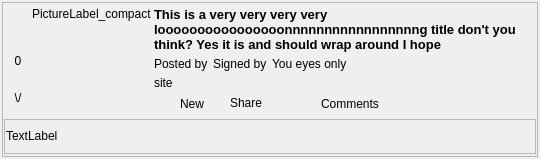
Before: the Qt Designer form retroshare-gui/src/gui/Posted/BoardPostDisplayWidget_compact.ui in RetroShare/RetroShare, drawn with Qt 5.
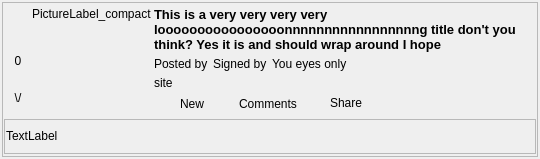
After: the same form once the commit is applied. Icons and pictures are not drawn. Custom widgets are drawn as their Qt base class.

Commit message: moved share button to the right

What changed in the file:
```diff
--- a/retroshare-gui/src/gui/Posted/BoardPostDisplayWidget_compact.ui
+++ b/retroshare-gui/src/gui/Posted/BoardPostDisplayWidget_compact.ui
@@ -347,20 +347,6 @@
               </property>
              </widget>
             </item>
-            <item>
-             <widget class="QPushButton" name="shareButton">
-              <property name="text">
-               <string>Share</string>
-              </property>
-              <property name="icon">
-               <iconset resource="Posted_images.qrc">
-                <normaloff>:/images/share.png</normaloff>:/images/share.png</iconset>
-              </property>
-              <property name="flat">
-               <bool>true</bool>
-              </property>
-             </widget>
-            </item>
             <item>
              <widget class="QToolButton" name="expandButton">
               <property name="toolTip">
@@ -401,6 +387,20 @@
               </property>
              </widget>
             </item>
+            <item>
+             <widget class="QPushButton" name="shareButton">
+              <property name="text">
+               <string>Share</string>
+              </property>
+              <property name="icon">
+               <iconset resource="Posted_images.qrc">
+                <normaloff>:/images/share.png</normaloff>:/images/share.png</iconset>
+              </property>
+              <property name="flat">
+               <bool>true</bool>
+              </property>
+             </widget>
+            </item>
             <item>
              <spacer name="horizontalSpacer_2">
               <property name="orientation">
```
